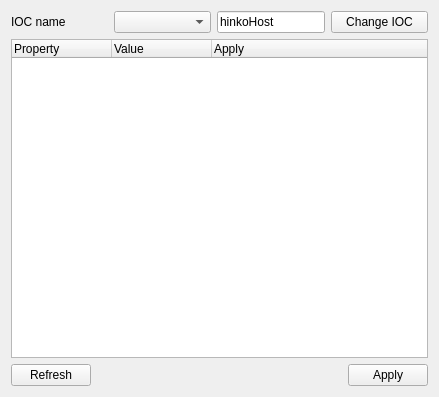
hinxx/hiinks, file pyRamid/trunk/src/ui/uiPanelSingleIOCParam.ui: the form before one commit.
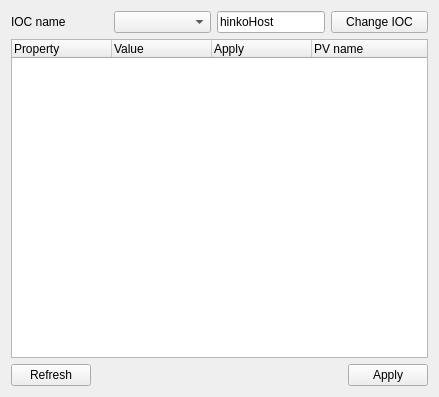
The form after the commit.

```diff
--- a/pyRamid/trunk/src/ui/uiPanelSingleIOCParam.ui
+++ b/pyRamid/trunk/src/ui/uiPanelSingleIOCParam.ui
@@ -104,6 +104,15 @@
      <property name="itemsExpandable">
       <bool>true</bool>
      </property>
+     <attribute name="headerVisible">
+      <bool>true</bool>
+     </attribute>
+     <attribute name="headerDefaultSectionSize">
+      <number>100</number>
+     </attribute>
+     <attribute name="headerStretchLastSection">
+      <bool>true</bool>
+     </attribute>
      <column>
       <property name="text">
        <string>Property</string>
@@ -119,6 +128,11 @@
        <string>Apply</string>
       </property>
      </column>
+     <column>
+      <property name="text">
+       <string>PV name</string>
+      </property>
+     </column>
     </widget>
    </item>
    <item>
```
